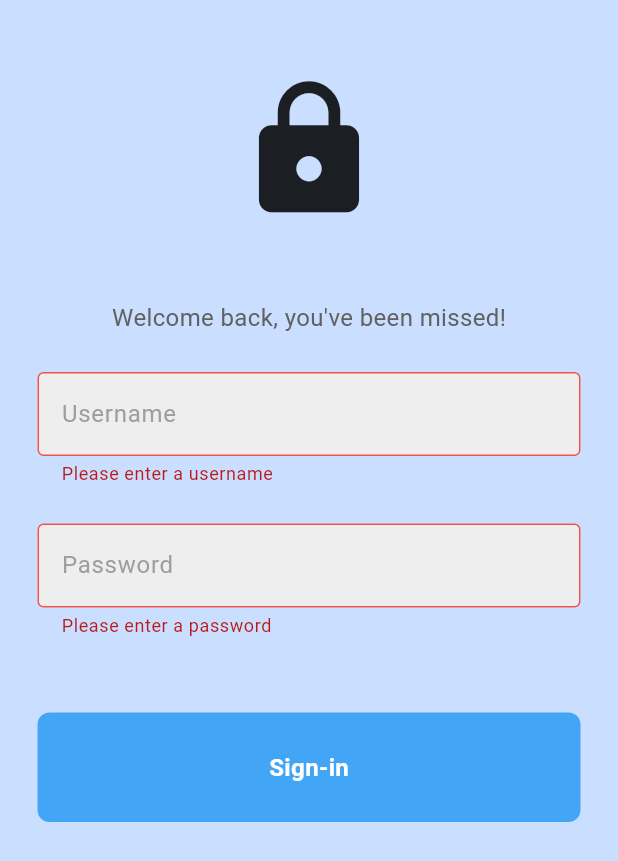
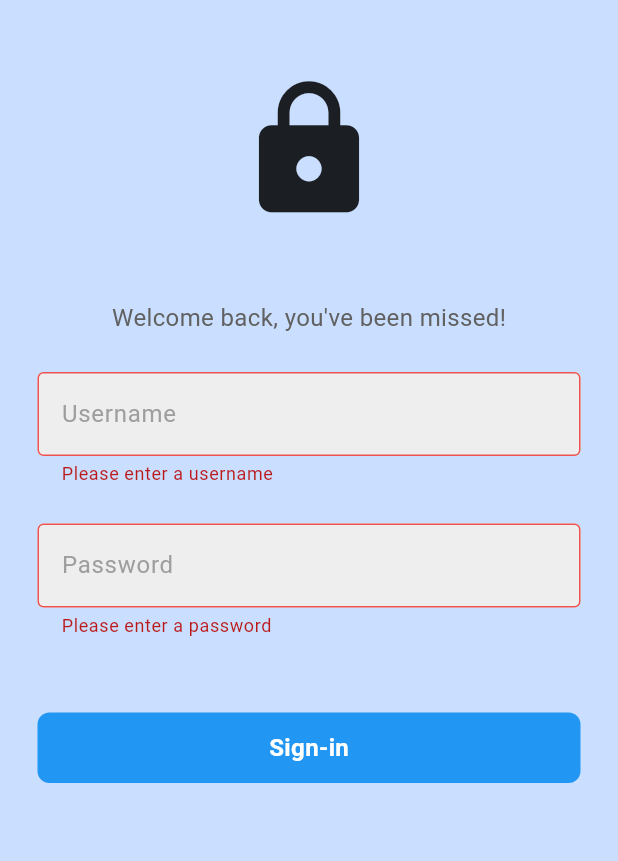
Before and after one commit to sknsdev/cosmos2_ocr, a Flutter app: the screen it shows after launch, after a tap on "Sign-in", on a phone screen of 412 x 824 dp. Shown: the top 861 px of the screen. Run offline on Flutter 3.47's test engine with Material 3 defaults, Android fonts, the phone set to English and light mode, and no system bars; our stand-ins replace go_router.

Commit message:
router & screens [main & camera] added

```diff
--- a/lib/components/common/my_button.dart
+++ b/lib/components/common/my_button.dart
@@ -2,28 +2,47 @@ import 'package:flutter/material.dart';
 
 class MyButton extends StatelessWidget {
   final Function()? onTap;
+  final double? width;
+  final double? height;
+  final double borderRadius;
+  final Color buttonColor;
+  final Color textColor;
   final String title;
-  const MyButton({super.key, required this.onTap, required this.title});
+
+  const MyButton({
+    super.key,
+    required this.onTap,
+    this.width,
+    this.height,
+    this.borderRadius = 8.0,
+    this.buttonColor = Colors.blue,
+    this.textColor = Colors.white,
+    required this.title,
+  });
 
   @override
   Widget build(BuildContext context) {
-    return InkWell(
+    return Material(
+      color: Colors.transparent,
+      child: InkWell(
         onTap: onTap,
         child: Container(
-        alignment: Alignment.center,
-        width: double.infinity,
-        padding: const EdgeInsets.all(25),
-        margin: const EdgeInsets.symmetric(horizontal: 25),
+          height: height,
+          width: width,
+          padding: const EdgeInsets.symmetric(vertical: 12, horizontal: 20),
           decoration: BoxDecoration(
-          color: Colors.blue[400],
-          borderRadius: BorderRadius.circular(8),
+            color: buttonColor,
+            borderRadius: BorderRadius.circular(borderRadius),
           ),
+          child: Center(
             child: Text(
               title,
-          style: const TextStyle(
-            color: Colors.white,
+              style: TextStyle(
+                color: textColor,
                 fontWeight: FontWeight.bold,
                 fontSize: 16,
+              ),
+            ),
           ),
         ),
       ),
--- a/lib/components/common/my_textfield.dart
+++ b/lib/components/common/my_textfield.dart
@@ -18,9 +18,7 @@ class MyTextField extends StatelessWidget {
 
   @override
   Widget build(BuildContext context) {
-    return Padding(
-      padding: const EdgeInsets.symmetric(horizontal: 25.0),
-      child: TextFormField(
+    return TextFormField(
       controller: controller,
       obscureText: obscureText,
       decoration: InputDecoration(
@@ -42,7 +40,6 @@ class MyTextField extends StatelessWidget {
         hintStyle: TextStyle(color: Colors.grey[500]),
       ),
       validator: validator, // Добавляем валидатор
-      ),
     );
   }
 }
--- a/lib/main.dart
+++ b/lib/main.dart
@@ -1,5 +1,5 @@
 import 'package:flutter/material.dart';
-import 'package:ocr_cosmos2/screens/login_screen.dart';
+import 'package:ocr_cosmos2/router/go_router.dart';
 
 void main() {
   runApp(const MyApp());
@@ -10,14 +10,14 @@ class MyApp extends StatelessWidget {
 
   @override
   Widget build(BuildContext context) {
-    return MaterialApp(
+    return MaterialApp.router(
       title: 'Flutter Demo',
       theme: ThemeData(
         colorScheme: ColorScheme.fromSeed(seedColor: Colors.deepPurple),
         useMaterial3: true,
       ),
+      routerConfig: goRouterCustom,
       debugShowCheckedModeBanner: false,
-      home: LoginScreen(),
     );
   }
 }
--- /dev/null
+++ b/lib/router/go_router.dart
@@ -0,0 +1,30 @@
+import 'package:flutter/material.dart';
+import 'package:go_router/go_router.dart';
+import 'package:ocr_cosmos2/screens/camera/camera_screen.dart';
+import 'package:ocr_cosmos2/screens/login_screen.dart';
+import 'package:ocr_cosmos2/screens/main_screen.dart';
+
+final _key = GlobalKey<NavigatorState>();
+
+final goRouterCustom = GoRouter(
+  navigatorKey: _key,
+  debugLogDiagnostics: true,
+  initialLocation: '/',
+  routes: [
+    GoRoute(
+      path: '/',
+      name: 'auth',
+      builder: (context, state) => LoginScreen(),
+    ),
+    GoRoute(
+      path: '/main_screen',
+      name: 'main',
+      builder: (context, state) => const MainScreen(title: 'Вы вошли'),
+    ),
+    GoRoute(
+      path: '/camera_screen',
+      name: 'camera',
+      builder: (context, state) => const CameraScreen(),
+    ),
+  ],
+);
--- a/lib/screens/login_screen.dart
+++ b/lib/screens/login_screen.dart
@@ -1,7 +1,7 @@
 import 'package:flutter/material.dart';
 import 'package:ocr_cosmos2/components/common/my_button.dart';
 import 'package:ocr_cosmos2/components/common/my_textfield.dart';
-import 'package:ocr_cosmos2/screens/main_screen.dart';
+import 'package:ocr_cosmos2/router/go_router.dart';
 
 class LoginScreen extends StatelessWidget {
   LoginScreen({super.key});
@@ -29,13 +29,7 @@ class LoginScreen extends StatelessWidget {
 // кпнока для перехода на следующую страницу при успешной валидации формы
   void signInUser(BuildContext context) {
     if (_formKey.currentState!.validate()) {
-      // Your logic for signing in the user
-      // For the sake of demonstration, let's assume validation is successful
-      Navigator.push(
-        context,
-        MaterialPageRoute(
-            builder: (context) => const MainScreen()), // Navigate to MainScreen
-      );
+      goRouterCustom.go('/main_screen');
     }
   }
 
@@ -46,6 +40,8 @@ class LoginScreen extends StatelessWidget {
       body: SingleChildScrollView(
         child: Form(
           key: _formKey,
+          child: Padding(
+            padding: const EdgeInsets.symmetric(horizontal: 25),
             child: Column(
               children: [
                 // logo
@@ -90,8 +86,9 @@ class LoginScreen extends StatelessWidget {
                 MyButton(
                   title: 'Sign-in',
                   onTap: () => signInUser(context),
+                )
+              ],
             ),
-            ],
           ),
         ),
       ),
```
Also changed, not shown: lib/screens/camera/camera_screen.dart (added, +20 -0 lines), lib/screens/main_screen.dart (+26 -15 lines), pubspec.yaml (+9 -67 lines), pubspec.lock, 4 other files. Lines whose indentation alone changed are shown as unchanged.
